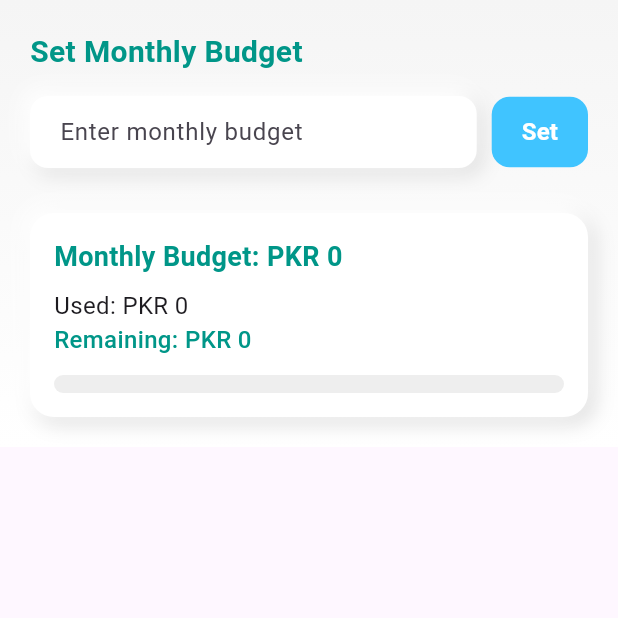
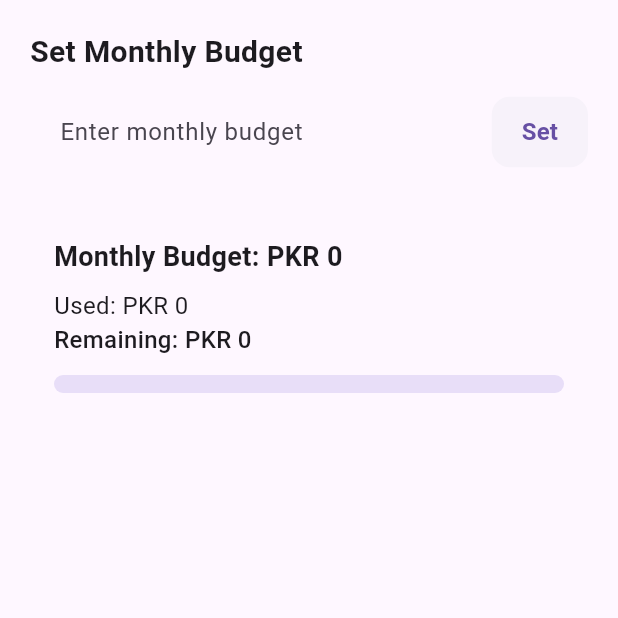
Before and after one commit to ShanAli141/Expense_Tracker_App, a Flutter app: the ManageExpense screen opened directly, on a phone screen of 412 x 824 dp, the top half of it. Run offline on Flutter 3.47's test engine with Material 3 defaults, Android fonts, the phone set to English and light mode, and no system bars; our stand-ins replace cloud_firestore, firebase_auth, firebase_core, flutter_bloc, flutter_local_notifications, hive and 2 more; missing offline and left inert: workmanager; accounts and stored records are empty.

Commit message:
Toggle-Dark-Light-Mode

```diff
--- a/lib/Screens/Profile/logout_button.dart
+++ b/lib/Screens/Profile/logout_button.dart
@@ -18,7 +18,7 @@ class LogoutButton extends StatelessWidget {
         );
       },
       style: ElevatedButton.styleFrom(
-        backgroundColor: const Color.fromARGB(255, 71, 112, 189),
+        backgroundColor: Color.fromARGB(255, 124, 87, 32),
       ),
       child: const Text('Logout', style: TextStyle(color: Colors.white)),
     );
--- a/lib/Screens/Profile/profile_option_tile.dart
+++ b/lib/Screens/Profile/profile_option_tile.dart
@@ -15,8 +15,8 @@ class ProfileOptionTile extends StatelessWidget {
   @override
   Widget build(BuildContext context) {
     return ListTile(
-      leading: Icon(icon, color: const Color.fromARGB(255, 71, 112, 189)),
-      title: Text(label, style: const TextStyle(color: Colors.black)),
+      leading: Icon(icon, color: const Color.fromARGB(255, 228, 165, 72)),
+      title: Text(label),
       onTap: onTap, // <-- Fix: Apply onTap here
     );
   }
--- a/lib/Screens/Profile/profile_options.dart
+++ b/lib/Screens/Profile/profile_options.dart
@@ -17,10 +17,10 @@ class ProfileOptions extends StatelessWidget {
     return ExpansionTile(
       leading: const Icon(
         Icons.person,
-        color: Color.fromARGB(255, 71, 112, 189),
+        color: Color.fromARGB(255, 228, 165, 72),
       ),
-      title: const Text('Profile', style: TextStyle(color: Colors.black)),
-      collapsedIconColor: const Color.fromARGB(255, 71, 112, 189),
+      title: const Text('Profile'),
+      collapsedIconColor: const Color.fromARGB(255, 228, 165, 72),
       children: [
         // ProfileOptionTile(
         //   icon: Icons.verified_user,
--- a/lib/Screens/Profile/profile_screen.dart
+++ b/lib/Screens/Profile/profile_screen.dart
@@ -24,7 +24,7 @@ class ProfileScreen extends StatelessWidget {
                   const Icon(
                     Icons.account_circle,
                     size: 100,
-                    color: Color.fromARGB(255, 71, 112, 189),
+                    color: Color.fromARGB(255, 228, 165, 72),
                   ),
                   const SizedBox(height: 20),
                   UserInfoSection(user: user),
--- a/lib/Screens/Profile/user_info_section.dart
+++ b/lib/Screens/Profile/user_info_section.dart
@@ -11,12 +11,12 @@ class UserInfoSection extends StatelessWidget {
       children: [
         Text(
           'Name: ${user.displayName ?? 'No name set'}',
-          style: const TextStyle(fontSize: 18, color: Colors.black),
+          style: const TextStyle(fontSize: 18),
         ),
         const SizedBox(height: 10),
         Text(
           'Email: ${user.email ?? 'No email'}',
-          style: const TextStyle(fontSize: 18, color: Colors.black),
+          style: const TextStyle(fontSize: 18),
         ),
       ],
     );
--- a/lib/Screens/manage_expense.dart
+++ b/lib/Screens/manage_expense.dart
@@ -1,3 +1,5 @@
+// ignore_for_file: avoid_types_as_parameter_names
+
 import 'package:cloud_firestore/cloud_firestore.dart';
 import 'package:firebase_auth/firebase_auth.dart';
 import 'package:first_project/Bloc/budget_cubit.dart';
@@ -52,14 +54,9 @@ class _ManageExpenseState extends State<ManageExpense>
   @override
   Widget build(BuildContext context) {
     return Scaffold(
+      // backgroundColor: use Theme.of(context).scaffoldBackgroundColor
       body: Container(
-        decoration: BoxDecoration(
-          gradient: LinearGradient(
-            colors: [Colors.grey.shade100, Colors.white],
-            begin: Alignment.topCenter,
-            end: Alignment.bottomCenter,
-          ),
-        ),
+        // Use Theme.of(context).canvasColor or similar for default compatibility
         child: SingleChildScrollView(
           padding: const EdgeInsets.all(20),
           child: FadeTransition(
@@ -72,40 +69,24 @@ class _ManageExpenseState extends State<ManageExpense>
                     padding: const EdgeInsets.only(bottom: 10),
                     child: Text(
                       _errorMessage,
-                      style: const TextStyle(color: Colors.red, fontSize: 14),
+                      style: TextStyle(
+                        color: Theme.of(context).colorScheme.error,
+                        fontSize: 14,
                       ),
                     ),
-                const Text(
+                  ),
+                Text(
                   "Set Monthly Budget",
                   style: TextStyle(
                     fontSize: 20,
                     fontWeight: FontWeight.bold,
-                    color: Colors.teal,
+                    // Use Theme.of(context).textTheme.titleLarge.color
                   ),
                 ),
                 const SizedBox(height: 15),
                 Row(
                   children: [
                     Expanded(
-                      child: Container(
-                        decoration: BoxDecoration(
-                          color: Colors.white,
-                          borderRadius: BorderRadius.circular(12),
-                          boxShadow: [
-                            BoxShadow(
-                              color: Colors.grey.shade300,
-                              offset: const Offset(4, 4),
-                              blurRadius: 10,
-                              spreadRadius: 1,
-                            ),
-                            const BoxShadow(
-                              color: Colors.white,
-                              offset: Offset(-4, -4),
-                              blurRadius: 10,
-                              spreadRadius: 1,
-                            ),
-                          ],
-                        ),
                       child: TextField(
                         controller: _budgetController,
                         keyboardType: TextInputType.number,
@@ -118,7 +99,6 @@ class _ManageExpenseState extends State<ManageExpense>
                           contentPadding: const EdgeInsets.symmetric(
                             horizontal: 16,
                             vertical: 12,
-                            ),
                           ),
                         ),
                       ),
@@ -172,7 +152,7 @@ class _ManageExpenseState extends State<ManageExpense>
                           if (state is ExpenseLoaded) {
                             spent = state.expenses.fold(
                               0.0,
-                              (sum, e) => sum + (e.amount ?? 0.0),
+                              (sum, e) => sum + (e.amount),
                             );
                           }
                         } catch (e) {
@@ -187,33 +167,33 @@ class _ManageExpenseState extends State<ManageExpense>
 
                         return Container(
                           padding: const EdgeInsets.all(16),
-                          decoration: BoxDecoration(
-                            color: Colors.white,
-                            borderRadius: BorderRadius.circular(16),
-                            boxShadow: [
-                              BoxShadow(
-                                color: Colors.grey.shade300,
-                                offset: const Offset(4, 4),
-                                blurRadius: 10,
-                                spreadRadius: 1,
-                              ),
-                              const BoxShadow(
-                                color: Colors.white,
-                                offset: Offset(-4, -4),
-                                blurRadius: 10,
-                                spreadRadius: 1,
-                              ),
-                            ],
-                          ),
+                          // decoration: BoxDecoration(
+                          //   // Use Theme.of(context).cardColor
+                          //   borderRadius: BorderRadius.circular(16),
+                          //   boxShadow: [
+                          //     BoxShadow(
+                          //       // Use Theme.of(context).shadowColor
+                          //       offset: const Offset(4, 4),
+                          //       blurRadius: 10,
+                          //       spreadRadius: 1,
+                          //     ),
+                          //     BoxShadow(
+                          //       // Use Theme.of(context).shadowColor
+                          //       offset: const Offset(-4, -4),
+                          //       blurRadius: 10,
+                          //       spreadRadius: 1,
+                          //     ),
+                          //   ],
+                          // ),
                           child: Column(
                             crossAxisAlignment: CrossAxisAlignment.start,
                             children: [
                               Text(
                                 "Monthly Budget: PKR ${budget.toStringAsFixed(0)}",
-                                style: const TextStyle(
+                                style: TextStyle(
                                   fontSize: 18,
                                   fontWeight: FontWeight.w600,
-                                  color: Colors.teal,
+                                  // Use Theme.of(context).colorScheme.primary
                                 ),
                               ),
                               const SizedBox(height: 8),
@@ -225,9 +205,7 @@ class _ManageExpenseState extends State<ManageExpense>
                                 "Remaining: PKR ${remaining < 0 ? 0 : remaining.toStringAsFixed(0)}",
                                 style: TextStyle(
                                   fontSize: 16,
-                                  color: remaining < 0
-                                      ? Colors.red
-                                      : Colors.teal,
+                                  // Use Theme.of(context).colorScheme.primary
                                   fontWeight: FontWeight.w500,
                                 ),
                               ),
@@ -235,19 +213,17 @@ class _ManageExpenseState extends State<ManageExpense>
                               LinearProgressIndicator(
                                 value: progress,
                                 minHeight: 12,
-                                backgroundColor: Colors.grey.shade200,
-                                valueColor: AlwaysStoppedAnimation<Color>(
-                                  progress >= 1 ? Colors.red : Colors.teal,
-                                ),
+                                // Use Theme.of(context).colorScheme.background
+                                // Use Theme.of(context).colorScheme.primary
                                 borderRadius: BorderRadius.circular(6),
                               ),
                               if (progress >= 1)
-                                const Padding(
-                                  padding: EdgeInsets.only(top: 12),
+                                Padding(
+                                  padding: const EdgeInsets.only(top: 12),
                                   child: Text(
                                     "⚠ Budget Exceeded!",
                                     style: TextStyle(
-                                      color: Colors.red,
+                                      // Use Theme.of(context).colorScheme.error
                                       fontWeight: FontWeight.bold,
                                       fontSize: 16,
                                     ),
@@ -328,14 +304,14 @@ class _AnimatedScaleButtonState extends State<AnimatedScaleButton>
               }
             },
             style: ElevatedButton.styleFrom(
-              backgroundColor: Colors.lightBlueAccent,
-              foregroundColor: Colors.white,
+              // Use Theme.of(context).colorScheme.primary
+              // Use Theme.of(context).colorScheme.onPrimary
               padding: const EdgeInsets.symmetric(horizontal: 20, vertical: 12),
               shape: RoundedRectangleBorder(
                 borderRadius: BorderRadius.circular(12),
               ),
               elevation: 0,
-              shadowColor: Colors.tealAccent,
+              // Use Theme.of(context).colorScheme.primaryVariant
             ),
             child: const Text(
               "Set",
--- a/lib/Widgets/main_screen.dart
+++ b/lib/Widgets/main_screen.dart
@@ -74,7 +74,7 @@ class _MainScreenState extends State<MainScreen> {
                             hintText: 'Search by name',
                             prefixIcon: const Icon(Icons.search),
                             filled: true,
-                            fillColor: Colors.grey[200],
+                            //fillColor: Colors.black,
                             border: OutlineInputBorder(
                               borderRadius: BorderRadius.circular(12),
                               borderSide: BorderSide.none,
@@ -90,7 +90,7 @@ class _MainScreenState extends State<MainScreen> {
                       const SizedBox(width: 10),
                       Container(
                         decoration: BoxDecoration(
-                          color: Colors.blueAccent,
+                          color: const Color.fromARGB(255, 228, 165, 72),
                           borderRadius: BorderRadius.circular(12),
                         ),
                         child: IconButton(
@@ -176,7 +176,7 @@ class _MainScreenState extends State<MainScreen> {
                                       subtitle: Text(
                                         '${expense.date.toLocal().toString().split(" ")[0]} • ${expense.purpose}',
                                         style: const TextStyle(
-                                          color: Colors.black,
+                                          //color: Colors.black,
                                         ),
                                       ),
                                       trailing: Row(
--- a/lib/Widgets/profile_option_widet.dart
+++ b/lib/Widgets/profile_option_widet.dart
@@ -15,7 +15,7 @@ class ProfileOptionTile extends StatelessWidget {
   @override
   Widget build(BuildContext context) {
     return ListTile(
-      leading: Icon(icon, color: const Color.fromARGB(255, 71, 112, 189)),
+      leading: Icon(icon, color: const Color.fromARGB(255, 228, 165, 72)),
       title: Text(label, style: const TextStyle(color: Colors.black)),
       onTap: onTap,
     );
```
Also changed, not shown: lib/Bloc/theme_cubit.dart (added, +19 -0 lines), lib/Screens/Auth/Login_Screen.dart (+11 -4 lines), lib/Screens/Profile/contact_about_section.dart (+4 -9 lines), lib/Screens/Profile/credit_info_tile.dart (+3 -4 lines), lib/Screens/Profile/touch_id_switch.dart (+3 -6 lines), lib/Screens/expense_home.dart (+26 -7 lines), lib/main.dart (+11 -1 lines), lib/Screens/Profile/about_us.dart (renamed from lib/Screens/about_us.dart). Lines whose indentation alone changed are shown as unchanged.
